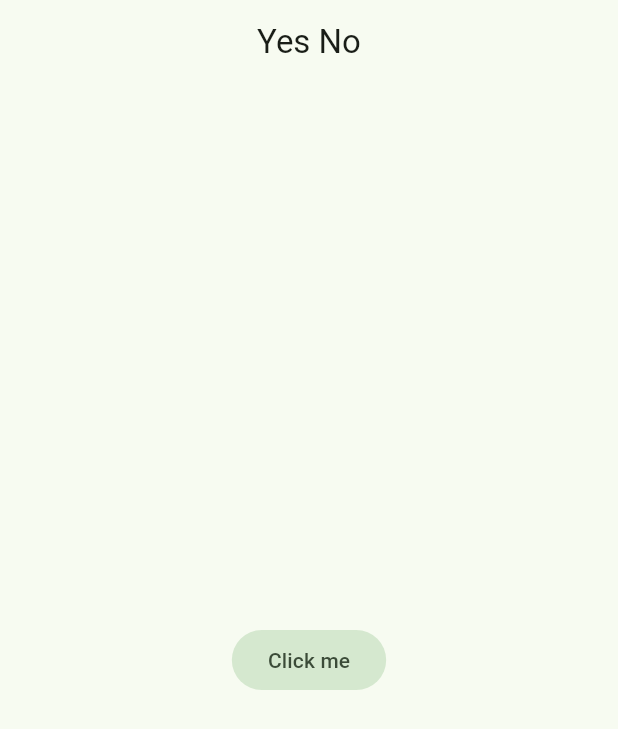
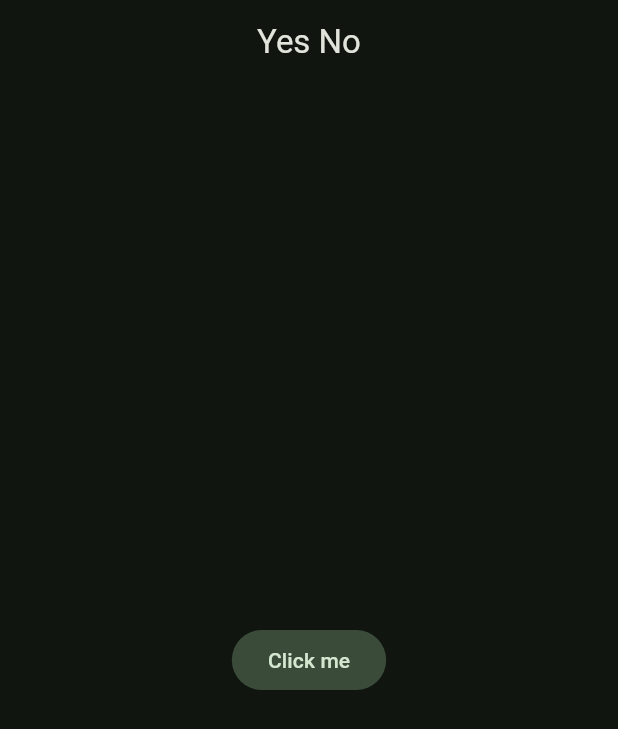
Before and after one commit to Trynag/udemy_flutter_fernando_herrera, a Flutter app: the screen it shows after launch, on a phone screen of 412 x 824 dp. Shown: the top 729 px of the screen. Run offline on Flutter 3.47's test engine with Material 3 defaults, Android fonts, the phone set to English and light mode, and no system bars.

Commit message:
Crear un listado de colores, colores dinamicos y tema oscuro

```diff
--- a/yes_no_app/lib/config/theme/app_theme.dart
+++ b/yes_no_app/lib/config/theme/app_theme.dart
@@ -0,0 +1,31 @@
+import 'package:flutter/foundation.dart';
+import 'package:flutter/material.dart';
+
+const Color _myGreen = Color(0xFF368f4f);
+List<Color> _colorTheme = [
+  _myGreen,
+  Colors.green[300]!,
+  Colors.black54,
+  Colors.lightBlueAccent,
+  Colors.blueGrey,
+];
+
+class AppTheme {
+
+  final int selectedColorIndex;
+
+  AppTheme({this.selectedColorIndex = 0}) : assert(
+    selectedColorIndex >= 0 && selectedColorIndex <= _colorTheme.length - 1,
+    'selectedColorIndex must be between 0 and ${_colorTheme.length - 1}',
+  );
+
+  ThemeData theme() {
+      if (kDebugMode) {
+        print(_colorTheme.length);
+      }
+    return ThemeData(
+      colorSchemeSeed: _colorTheme[selectedColorIndex],
+      brightness: Brightness.dark, // poner el tema en modo oscuro
+    );
+  }
+}
--- a/yes_no_app/lib/main.dart
+++ b/yes_no_app/lib/main.dart
@@ -1,4 +1,5 @@
 import 'package:flutter/material.dart';
+import 'package:yes_no_app/config/theme/app_theme.dart';
 
 void  main () => runApp(MyApp());
 
@@ -8,7 +9,7 @@ class MyApp extends StatelessWidget {
   @override
   Widget build(BuildContext context) {
     return MaterialApp(
-      theme: ThemeData(colorSchemeSeed: Colors.green),
+      theme: AppTheme(selectedColorIndex: 1).theme( ),
       debugShowCheckedModeBanner: false,
       title: 'Yes No App',
       home: Scaffold(
```
